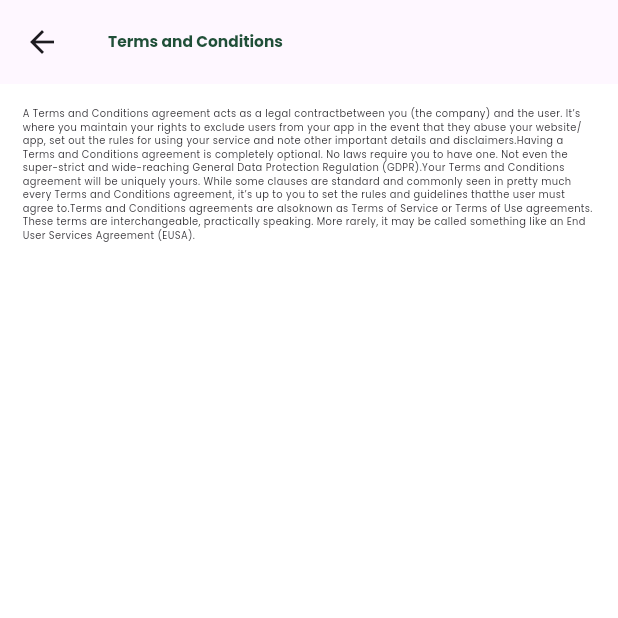
After one commit to amrelmaadawy/fruit-app, a Flutter app: the TermsAndConditionsMobileLandscapeView screen opened directly, on a phone screen of 412 x 824 dp, the top half of it. The commit adds this screen. Run offline on Flutter 3.47's test engine with Material 3 defaults, Android fonts, the phone set to English and light mode, and no system bars; our stand-ins replace font_awesome_flutter, pin_code_fields, salomon_bottom_bar, shared_preferences, smooth_page_indicator; accounts and stored records are empty.

Commit message:
finish terms and conditions mobile landscape view

```diff
--- a/lib/features/more/views/mobile/more_mobile_view.dart
+++ b/lib/features/more/views/mobile/more_mobile_view.dart
@@ -4,6 +4,7 @@ import 'package:fruit_app/core/responsive/size_config.dart';
 import 'package:fruit_app/core/utils/app_colors.dart';
 import 'package:fruit_app/features/more/profile_view.dart';
 import 'package:fruit_app/features/more/views/support_view.dart';
+import 'package:fruit_app/features/more/views/mobile/terms_and_conditions_view.dart';
 import 'package:fruit_app/features/more/views/terms_and_conditions_view.dart';
 import 'package:fruit_app/features/more/views/widgets/custom_profile_button.dart';
 
--- /dev/null
+++ b/lib/features/more/views/mobile/terms_and_conditions_view.dart
@@ -0,0 +1,60 @@
+import 'package:flutter/material.dart';
+import 'package:fruit_app/core/responsive/size_config.dart';
+import 'package:fruit_app/core/utils/app_colors.dart';
+import 'package:fruit_app/core/utils/app_size.dart';
+
+class TermsAndConditionsMobileView extends StatelessWidget {
+  const TermsAndConditionsMobileView({super.key});
+
+  @override
+  Widget build(BuildContext context) {
+    return Scaffold(
+      appBar: AppBar(
+        centerTitle: true,
+        title: Text(
+          'Terms and Conditions',
+          style: TextStyle(
+            fontSize: 5.sp,
+            fontWeight: FontWeight.bold,
+            color: kPrimaryColor,
+          ),
+        ),
+      ),
+      body: Padding(
+        padding: const EdgeInsets.all(kDefHomePadding),
+        child: SafeArea(
+          child: Column(
+            children: [
+              Text('''
+A Terms and Conditions agreement acts as
+a legal contractbetween you (the company) and the user.
+It’s where you
+maintain your rights to exclude users from
+your app in the event that they abuse your
+website/app, set out the rules for
+using your service and note other important
+details and disclaimers.
+Having a Terms and Conditions agreement is
+completely optional. No laws require you to
+have one. Not even the super-strict and
+wide-reaching General Data Protection
+Regulation (GDPR).
+Your Terms and Conditions agreement will
+be uniquely yours. While some clauses are
+standard and commonly seen in pretty much
+every Terms and Conditions agreement, it’s
+up to you to set the rules and guidelines that
+the user must agree to.
+Terms and Conditions agreements are also
+known as Terms of Service or Terms of Use
+agreements. These terms are
+interchangeable, practically speaking.
+More rarely, it may be called something like
+an End User Services Agreement (EUSA).''', style: TextStyle(fontSize: 3.5.sp)),
+            ],
+          ),
+        ),
+      ),
+    );
+  }
+}
--- a/lib/features/more/views/mobile_landscape/more_mobile_landscape_view.dart
+++ b/lib/features/more/views/mobile_landscape/more_mobile_landscape_view.dart
@@ -4,6 +4,7 @@ import 'package:fruit_app/core/responsive/size_config.dart';
 import 'package:fruit_app/core/utils/app_colors.dart';
 import 'package:fruit_app/features/more/profile_view.dart';
 import 'package:fruit_app/features/more/views/support_view.dart';
+import 'package:fruit_app/features/more/views/mobile/terms_and_conditions_view.dart';
 import 'package:fruit_app/features/more/views/terms_and_conditions_view.dart';
 import 'package:fruit_app/features/more/views/widgets/custom_profile_button.dart';
 
--- /dev/null
+++ b/lib/features/more/views/mobile_landscape/terms_and_conditions_mobile_landscapeview.dart
@@ -0,0 +1,35 @@
+import 'package:flutter/material.dart';
+import 'package:fruit_app/core/responsive/size_config.dart';
+import 'package:fruit_app/core/utils/app_colors.dart';
+import 'package:fruit_app/core/utils/app_size.dart';
+
+class TermsAndConditionsMobileLandscapeView extends StatelessWidget {
+  const TermsAndConditionsMobileLandscapeView({super.key});
+
+  @override
+  Widget build(BuildContext context) {
+    return Scaffold(
+      appBar: AppBar(
+        title: Text(
+          'Terms and Conditions',
+          style: TextStyle(
+            fontSize: 2.5.sp,
+            fontWeight: FontWeight.bold,
+            color: kPrimaryColor,
+          ),
+        ),
+      ),
+      body: Padding(
+        padding: const EdgeInsets.all(kDefHomePadding),
+        child: Column(
+          children: [
+            Text(
+              '''A Terms and Conditions agreement acts as a legal contractbetween you (the company) and the user. It’s where you maintain your rights to exclude users from your app in the event that they abuse your website/app, set out the rules for using your service and note other important details and disclaimers.Having a Terms and Conditions agreement is completely optional. No laws require you to have one. Not even the super-strict and wide-reaching General Data Protection Regulation (GDPR).Your Terms and Conditions agreement will be uniquely yours. While some clauses are standard and commonly seen in pretty much every Terms and Conditions agreement, it’s up to you to set the rules and guidelines thatthe user must agree to.Terms and Conditions agreements are alsoknown as Terms of Service or Terms of Use agreements. These terms are interchangeable, practically speaking. More rarely, it may be called something like an End User Services Agreement (EUSA).''',
+              style: TextStyle(fontSize: 1.6.sp),
+            ),
+          ],
+        ),
+      ),
+    );
+  }
+}
```
Also changed, not shown: lib/features/more/views/mobile_landscape/terms_and_conditions_view.dart (deleted, +0 -12 lines), lib/features/more/views/terms_and_conditions_view.dart (+7 -50 lines).
